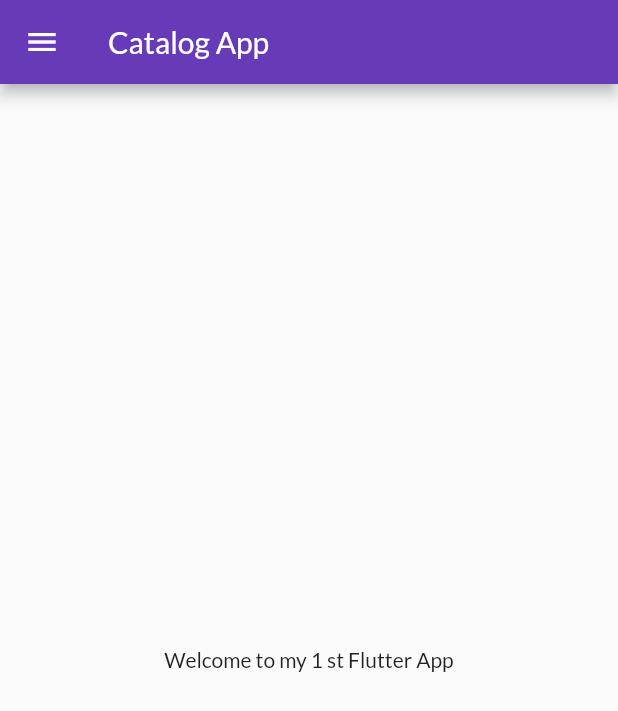
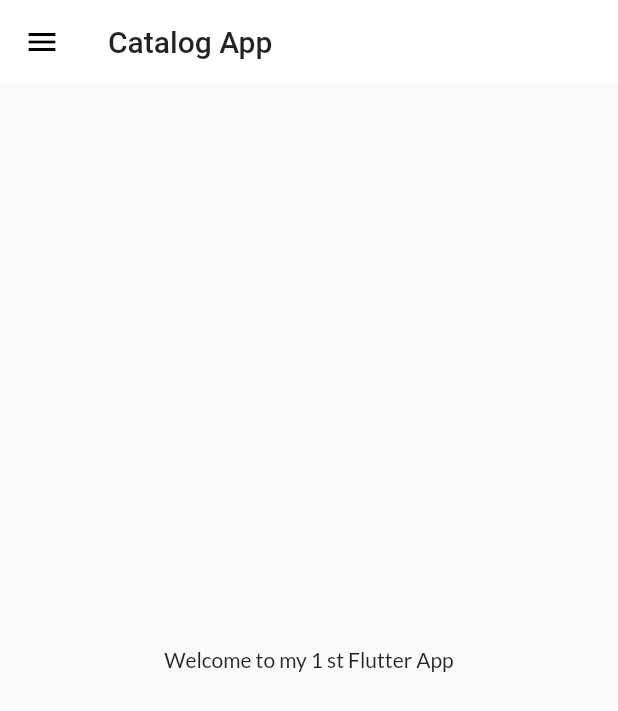
Before and after one commit to RajSukruthParavasthu/Flutter-App, a Flutter app: the screen it shows after launch, on a phone screen of 412 x 824 dp. Shown: the top 711 px of the screen. Run offline on Flutter 3.47's test engine with Material 2 defaults, Android fonts, the phone set to English and light mode, and no system bars; our stand-ins replace google_fonts.

Commit message:
theme Commited

```diff
--- a/lib/main.dart
+++ b/lib/main.dart
@@ -4,6 +4,7 @@ import 'package:learningdart/pages/home_page.dart';
 import 'package:learningdart/pages/login_page.dart';
 import 'package:google_fonts/google_fonts.dart';
 import 'package:learningdart/utils/routes.dart';
+import 'package:learningdart/widgets/themes.dart';
 
 void main() {
   WidgetsFlutterBinding.ensureInitialized();
@@ -15,11 +16,8 @@ class MyApp extends StatelessWidget {
   Widget build(BuildContext context) {
     return MaterialApp(
       themeMode: ThemeMode.light,
-      theme: ThemeData(
-        primarySwatch: Colors.deepPurple,
-        fontFamily: GoogleFonts.lato().fontFamily,
-      ),
-      darkTheme: ThemeData(brightness: Brightness.dark),
+      theme: MyThemes.lightTheme(context),
+      darkTheme: MyThemes.darkTheme(context),
       debugShowCheckedModeBanner: false,
       initialRoute: MyRoutes.homeRoute,
       routes: {
--- /dev/null
+++ b/lib/widgets/themes.dart
@@ -0,0 +1,20 @@
+// ignore_for_file: prefer_const_constructors
+
+import 'package:flutter/material.dart';
+import 'package:google_fonts/google_fonts.dart';
+
+class MyThemes {
+  static ThemeData lightTheme(BuildContext context) => ThemeData(
+      primarySwatch: Colors.deepPurple,
+      fontFamily: GoogleFonts.lato().fontFamily,
+      appBarTheme: AppBarTheme(
+        color: Colors.white,
+        elevation: 0.0,
+        iconTheme: IconThemeData(color: Colors.black),
+        toolbarTextStyle: Theme.of(context).textTheme.bodyMedium,
+        titleTextStyle: Theme.of(context).textTheme.titleLarge,
+      ));
+
+  static ThemeData darkTheme(BuildContext context) =>
+      ThemeData(brightness: Brightness.dark);
+}
```
